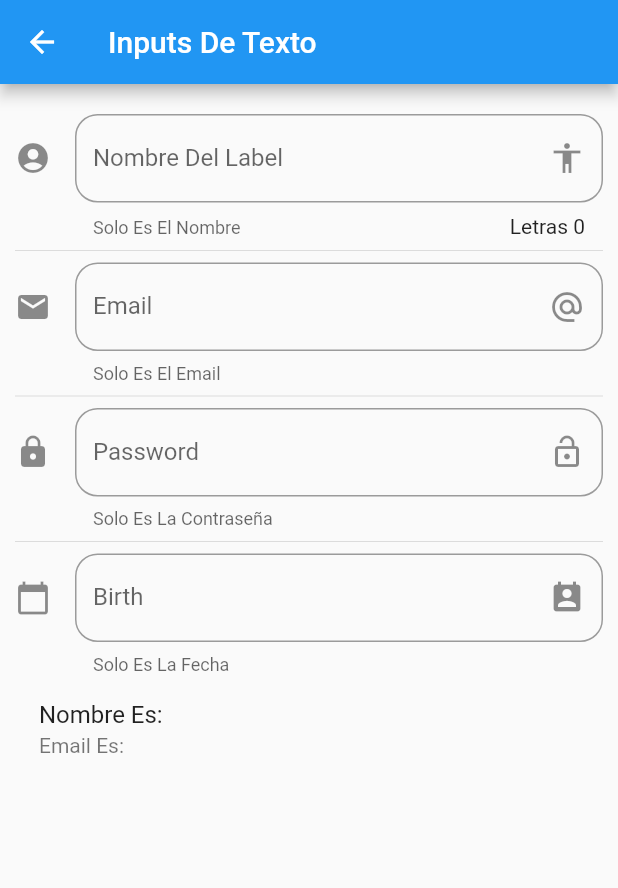
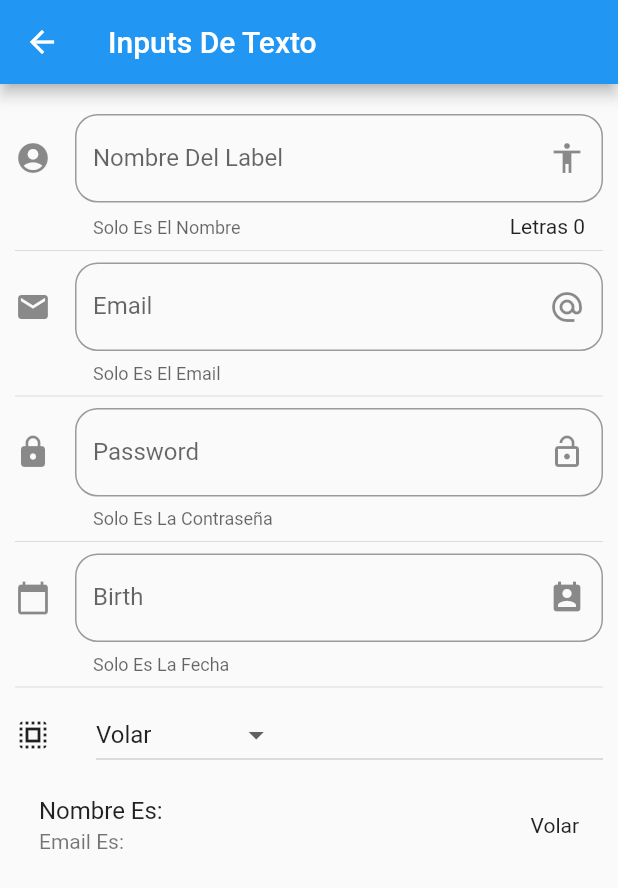
Before and after one commit to DanielFernandoYepezVelez/02-Proyecto-Movil-Flutter-Componentes, a Flutter app: the InputPage screen opened by its route, on a phone screen of 412 x 824 dp. Shown: the top 888 px of the screen. Run offline on Flutter 3.47's test engine with Material 2 defaults, Android fonts, the phone set to English and light mode, and no system bars.

Commit message:
Agregando Nuevos Componentes

```diff
--- a/lib/src/pages/input_page.dart
+++ b/lib/src/pages/input_page.dart
@@ -9,6 +9,8 @@ class _InputPageState extends State<InputPage> {
   String _nombre = '';
   String _email = '';
   String _fecha = '';
+  String _opcionSeleccionada = 'Volar';
+  List<String> _poderes = ['Volar', 'Super Fuerza', 'Rayos X', 'Super Aliento'];
 
   /* Me Permite Mantener Una Relación Con La Caja De Texto,
   Es Decir, Cambiar Sus Propiedades De Forma Dinámica En Otros Lugares
@@ -31,6 +33,8 @@ class _InputPageState extends State<InputPage> {
           _crearPassword(),
           Divider(),
           _crearFecha(context),
+          Divider(),
+          _crearDropDown(),
           _crearPersona()
         ],
       ),
@@ -123,10 +127,44 @@ class _InputPageState extends State<InputPage> {
     }
   }
 
+  List<DropdownMenuItem<String>> getOpcionesDropDown() {
+    List<DropdownMenuItem<String>> lista = [];
+
+    _poderes.forEach((poder) {
+      lista.add(DropdownMenuItem(
+        child: Text(poder),
+        value: poder,
+      ));
+    });
+
+    return lista;
+  }
+
+  Widget _crearDropDown() {
+    return Row(
+      children: [
+        Icon(Icons.select_all),
+        SizedBox(width: 30.0),
+        Expanded(
+          child: DropdownButton(
+            value: _opcionSeleccionada,
+            items: getOpcionesDropDown(),
+            onChanged: (opt) {
+              setState(() {
+                _opcionSeleccionada = opt;
+              });
+            },
+          ),
+        ),
+      ],
+    );
+  }
+
   Widget _crearPersona() {
     return ListTile(
       title: Text('Nombre Es: $_nombre'),
       subtitle: Text('Email Es: $_email'),
+      trailing: Text(_opcionSeleccionada),
     );
   }
 }
--- a/lib/src/routes/routes.dart
+++ b/lib/src/routes/routes.dart
@@ -1,11 +1,13 @@
 import 'package:flutter/material.dart';
-import 'package:flutter_components/src/pages/animated_container.dart';
 
 import 'package:flutter_components/src/pages/home_page.dart';
 import 'package:flutter_components/src/pages/alert_page.dart';
 import 'package:flutter_components/src/pages/avatar_page.dart';
+import 'package:flutter_components/src/pages/animated_container.dart';
 import 'package:flutter_components/src/pages/card_page.dart';
 import 'package:flutter_components/src/pages/input_page.dart';
+import 'package:flutter_components/src/pages/slider_page.dart';
+import 'package:flutter_components/src/pages/listview_page.dart';
 
 /* Aqui Le Digo A Mi Aplicación Que Rutas Dispone */
 Map<String, WidgetBuilder> getApplicationRoutes() {
@@ -16,5 +18,7 @@ Map<String, WidgetBuilder> getApplicationRoutes() {
     'card': (BuildContext context) => CardPage(),
     'animatedContainer': (BuildContext context) => AnimatedContainerPage(),
     'inputs': (BuildContext context) => InputPage(),
+    'slider': (BuildContext context) => SliderPage(),
+    'list': (BuildContext context) => ListaPage(),
   };
 }
--- a/lib/src/utils/icono_string_util.dart
+++ b/lib/src/utils/icono_string_util.dart
@@ -5,7 +5,9 @@ final Map<String, IconData> _icons = {
   'accessibility': Icons.accessibility,
   'folder_open': Icons.folder_open,
   'donut_large': Icons.donut_large,
-  'input': Icons.input
+  'input': Icons.input,
+  'tune': Icons.tune,
+  'list': Icons.list
 };
 
 Icon getIcon(String nombreIcono) {
```
Also changed, not shown: data/menu_opts.json (+10 -0 lines), lib/src/pages/listview_page.dart (added, +116 -0 lines), lib/src/pages/slider_page.dart (added, +95 -0 lines).
